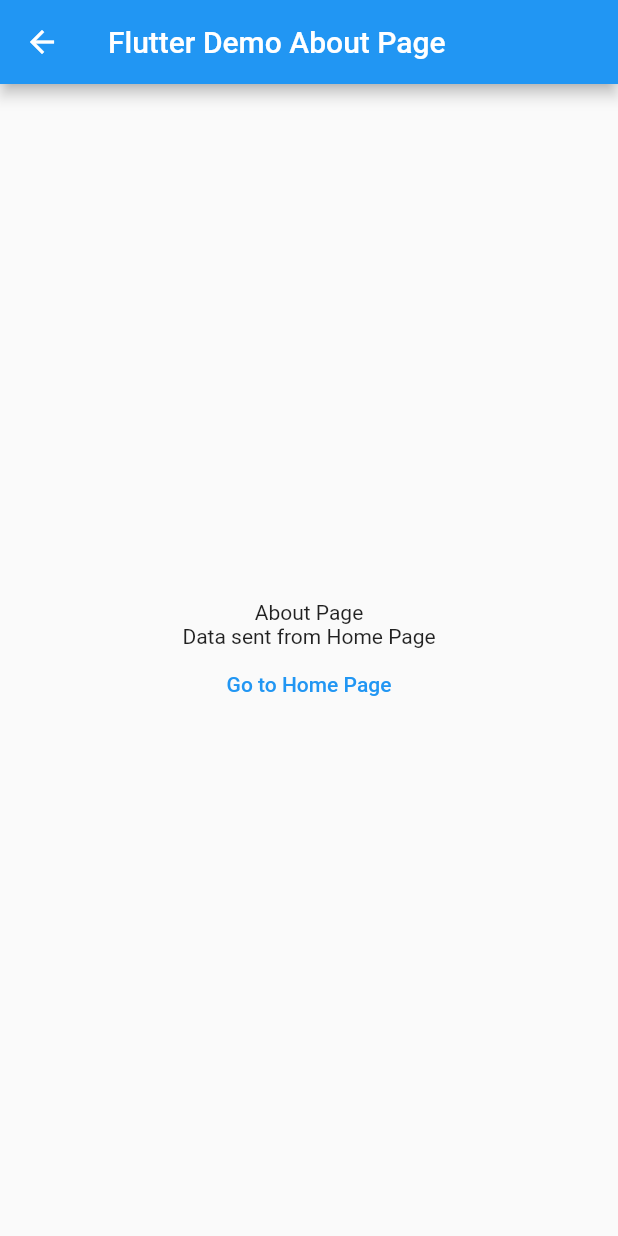
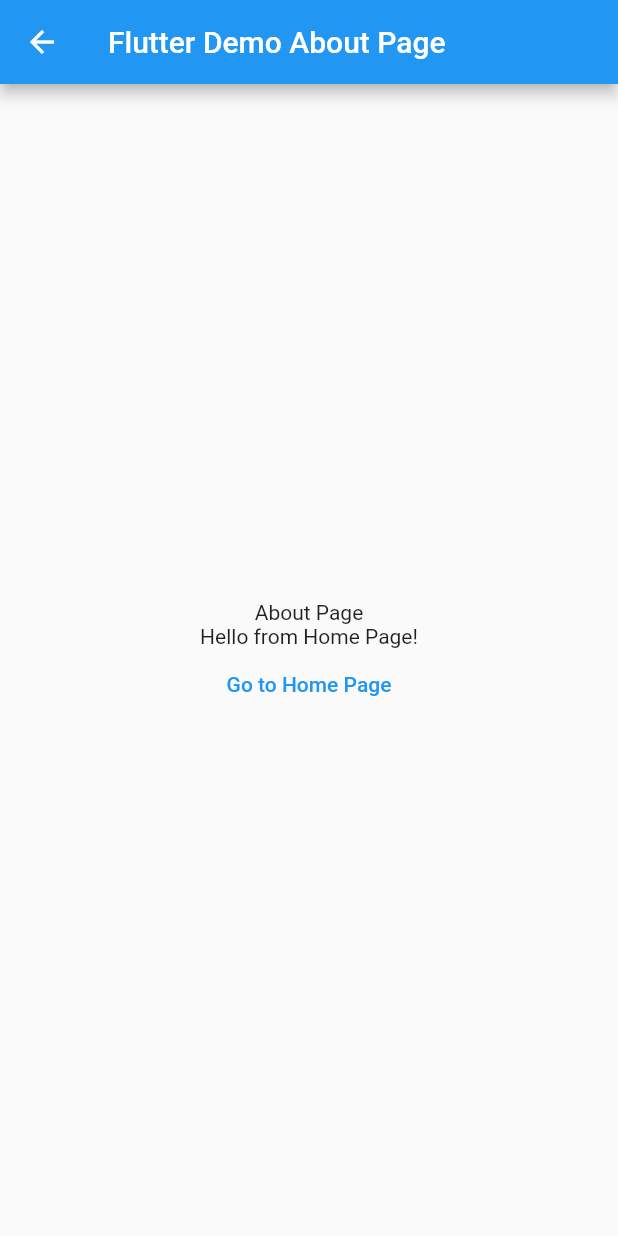
Before and after one commit to mikiyasegaye/flutter_app, a Flutter app: the screen it shows after launch, after a tap on "Go to About Page", on a phone screen of 412 x 824 dp. Run offline on Flutter 3.47's test engine with Material 2 defaults, Android fonts, the phone set to English and light mode, and no system bars.

Commit message:
feat: add route generator

```diff
--- a/lib/main.dart
+++ b/lib/main.dart
@@ -1,3 +1,4 @@
+import 'package:flutter_app/route_generator.dart';
 import 'package:flutter/material.dart';
 
 void main() => runApp(const MyApp());
@@ -10,13 +11,21 @@ class MyApp extends StatelessWidget {
       theme: ThemeData(
         primaryColor: Colors.purple[600],
       ),
-      home: const HomePage(),
+      home: const HomePage(
+        data: '',
+      ),
+      initialRoute: '/',
+      onGenerateRoute: RouteGenerator.generateRoute,
     );
   }
 }
 
 class HomePage extends StatelessWidget {
-  const HomePage({Key? key}) : super(key: key);
+  final String data;
+  const HomePage({
+    Key? key,
+    required this.data,
+  }) : super(key: key);
   @override
   Widget build(BuildContext context) {
     return MaterialApp(
@@ -37,11 +46,9 @@ class HomePage extends StatelessWidget {
             TextButton(
               child: const Text('Go to About Page'),
               onPressed: () {
-                Navigator.of(context).push(
-                  MaterialPageRoute(
-                      builder: (context) => const AboutPage(
-                            data: 'Data sent from Home Page',
-                          )),
+                Navigator.of(context).pushNamed(
+                  '/about',
+                  arguments: 'Hello from Home Page!',
                 );
               },
             )
--- /dev/null
+++ b/lib/route_generator.dart
@@ -0,0 +1,45 @@
+import 'package:flutter/material.dart';
+import 'package:flutter_app/main.dart';
+
+class RouteGenerator {
+  static Route<dynamic> generateRoute(RouteSettings settings) {
+    // Getting arguments passed in while calling Navigator.pushNamed
+    final args = settings.arguments;
+
+    switch (settings.name) {
+      case '/':
+        return MaterialPageRoute(
+            builder: (_) => const HomePage(
+                  data: '',
+                ));
+      case '/about':
+        // Validation of correct data type
+        if (args is String) {
+          return MaterialPageRoute(
+            builder: (_) => AboutPage(
+              data: args,
+            ),
+          );
+        }
+        // If args is not of the correct type, return an error page.
+        // You can also throw an exception while in development.
+        return _errorRoute();
+      default:
+        // If there is no such named route in the switch statement, e.g. /third
+        return _errorRoute();
+    }
+  }
+
+  static Route<dynamic> _errorRoute() {
+    return MaterialPageRoute(builder: (_) {
+      return Scaffold(
+        appBar: AppBar(
+          title: const Text('Error'),
+        ),
+        body: const Center(
+          child: Text('ERROR'),
+        ),
+      );
+    });
+  }
+}
--- a/pubspec.yaml
+++ b/pubspec.yaml
@@ -1,9 +1,9 @@
-name: android_app
+name: flutter_app
 description: A new Flutter project.
 
 # The following line prevents the package from being accidentally published to
 # pub.dev using `flutter pub publish`. This is preferred for private packages.
-publish_to: 'none' # Remove this line if you wish to publish to pub.dev
+publish_to: "none" # Remove this line if you wish to publish to pub.dev
 
 # The following defines the version and build number for your application.
 # A version number is three numbers separated by dots, like 1.2.43
@@ -30,7 +30,6 @@ dependencies:
   flutter:
     sdk: flutter
 
-
   # The following adds the Cupertino Icons font to your application.
   # Use with the CupertinoIcons class for iOS style icons.
   cupertino_icons: ^1.0.2
@@ -51,7 +50,6 @@ dev_dependencies:
 
 # The following section is specific to Flutter.
 flutter:
-
   # The following line ensures that the Material Icons font is
   # included with your application, so that you can use the icons in
   # the material Icons class.
```
Also changed, not shown: 13 other files.
